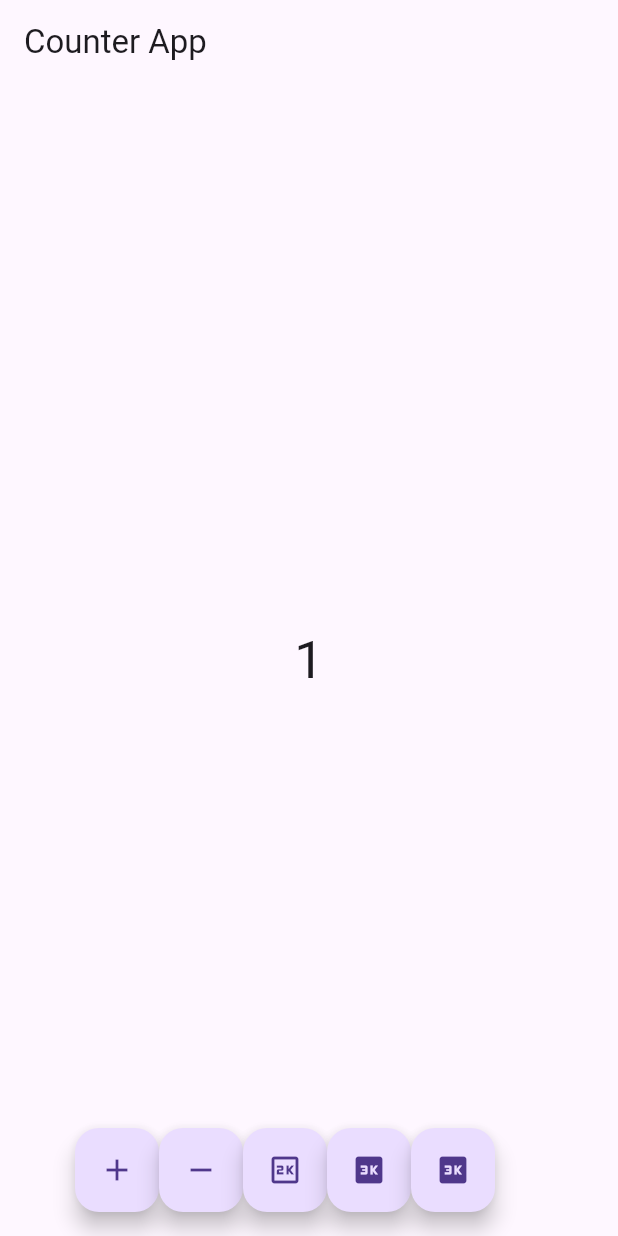
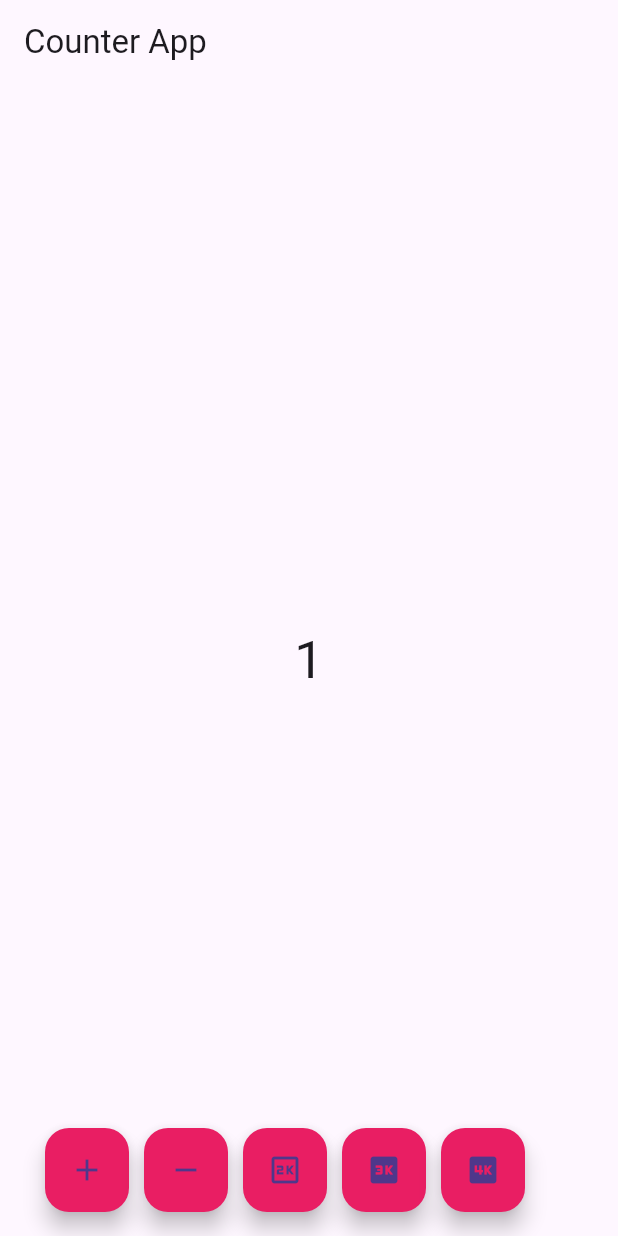
Before and after one commit to Hitesh910/counter_app2, a Flutter app: the screen it shows after launch, after a tap on the "add" icon, on a phone screen of 412 x 824 dp. Run offline on Flutter 3.47's test engine with Material 3 defaults, Android fonts, the phone set to English and light mode, and no system bars.

```diff
--- a/lib/main.dart
+++ b/lib/main.dart
@@ -1,5 +1,7 @@
 import 'package:counter_app2/screen/home/provider/home_provider.dart';
 import 'package:counter_app2/utils/app_routes.dart';
+import 'package:counter_app2/utils/theme/provider.dart';
+import 'package:counter_app2/utils/theme/theme.dart';
 import 'package:flutter/material.dart';
 import 'package:provider/provider.dart';
 
@@ -7,11 +9,57 @@ void main() {
   runApp(
     MultiProvider(
       providers: [
-        ChangeNotifierProvider.value(value: HomeProvider())
+        ChangeNotifierProvider.value(value: HomeProvider()),
+        ChangeNotifierProvider.value(value: ThemeProvider())
       ],
-      child: MaterialApp(
-        debugShowCheckedModeBanner: false,
-        routes: app_routes,
+      child: Consumer(
+        builder: (context, value, child) {
+         return MaterialApp(
+            debugShowCheckedModeBanner: false,
+            // themeMode: ThemeMode.dark,
+            // darkTheme: ThemeData(
+            //   floatingActionButtonTheme:
+            //       FloatingActionButtonThemeData(backgroundColor: Colors.red),
+            // ),
+            theme: LightTheme,
+            darkTheme: DarkTheme,
+            themeMode: ThemeMode.light,
+            // Provider.of<ThemeProvider>(context).themeMode,
+            // ThemeData(
+            //     colorSchemeSeed: Colors.grey,
+            //     appBarTheme: AppBarTheme(
+            //       backgroundColor: Colors.blue,
+            //       centerTitle: true,
+            //       titleTextStyle:
+            //           TextStyle(color: Colors.amberAccent, fontSize: 25),
+            //     ),
+            //     floatingActionButtonTheme:
+            //         FloatingActionButtonThemeData(backgroundColor: Colors.amber)),
+            routes: app_routes,
+          );
+        },
+        // child: MaterialApp(
+        //   // debugShowCheckedModeBanner: false,
+        //   // themeMode: ThemeMode.dark,
+        //   // darkTheme: ThemeData(
+        //   //   floatingActionButtonTheme:
+        //   //       FloatingActionButtonThemeData(backgroundColor: Colors.red),
+        //   // ),
+        //   theme: LightTheme,
+        //   darkTheme: DarkTheme,
+        //   themeMode: Provider.of<ThemeProvider>(context).themeMode,
+        //   // ThemeData(
+        //   //     colorSchemeSeed: Colors.grey,
+        //   //     appBarTheme: AppBarTheme(
+        //   //       backgroundColor: Colors.blue,
+        //   //       centerTitle: true,
+        //   //       titleTextStyle:
+        //   //           TextStyle(color: Colors.amberAccent, fontSize: 25),
+        //   //     ),
+        //   //     floatingActionButtonTheme:
+        //   //         FloatingActionButtonThemeData(backgroundColor: Colors.amber)),
+        //   routes: app_routes,
+        // ),
       ),
     ),
   );
--- a/lib/screen/home/view/home_screen.dart
+++ b/lib/screen/home/view/home_screen.dart
@@ -31,7 +31,7 @@ class _HomeScreenState extends State<HomeScreen> {
             //   '$i',
             //   style: const TextStyle(fontSize: 35),
             // ),
-          ))
+          )),
         ],
       ),
       floatingActionButton: Row(
@@ -45,6 +45,7 @@ class _HomeScreenState extends State<HomeScreen> {
             },
             child: const Icon(Icons.add),
           ),
+          const SizedBox(width: 10,),
           FloatingActionButton(
             onPressed: () {
               setState(() {
@@ -53,6 +54,7 @@ class _HomeScreenState extends State<HomeScreen> {
             },
             child: const Icon(Icons.remove),
           ),
+          const SizedBox(width: 10,),
           FloatingActionButton(
             onPressed: () {
               setState(() {
@@ -61,6 +63,7 @@ class _HomeScreenState extends State<HomeScreen> {
             },
             child: const Icon(Icons.two_k_outlined),
           ),
+          const SizedBox(width: 10,),
           FloatingActionButton(
             onPressed: () {
               setState(() {
@@ -69,13 +72,14 @@ class _HomeScreenState extends State<HomeScreen> {
             },
             child: const Icon(Icons.three_k),
           ),
+          const SizedBox(width: 10,),
           FloatingActionButton(
             onPressed: () {
               setState(() {
                 context.read<HomeProvider>().four();
               });
             },
-            child: const Icon(Icons.three_k),
+            child: const Icon(Icons.four_k),
           ),
         ],
       ),
```
Also changed, not shown: lib/utils/theme/provider.dart (added, +34 -0 lines), lib/utils/theme/theme.dart (added, +13 -0 lines), pubspec.lock.
